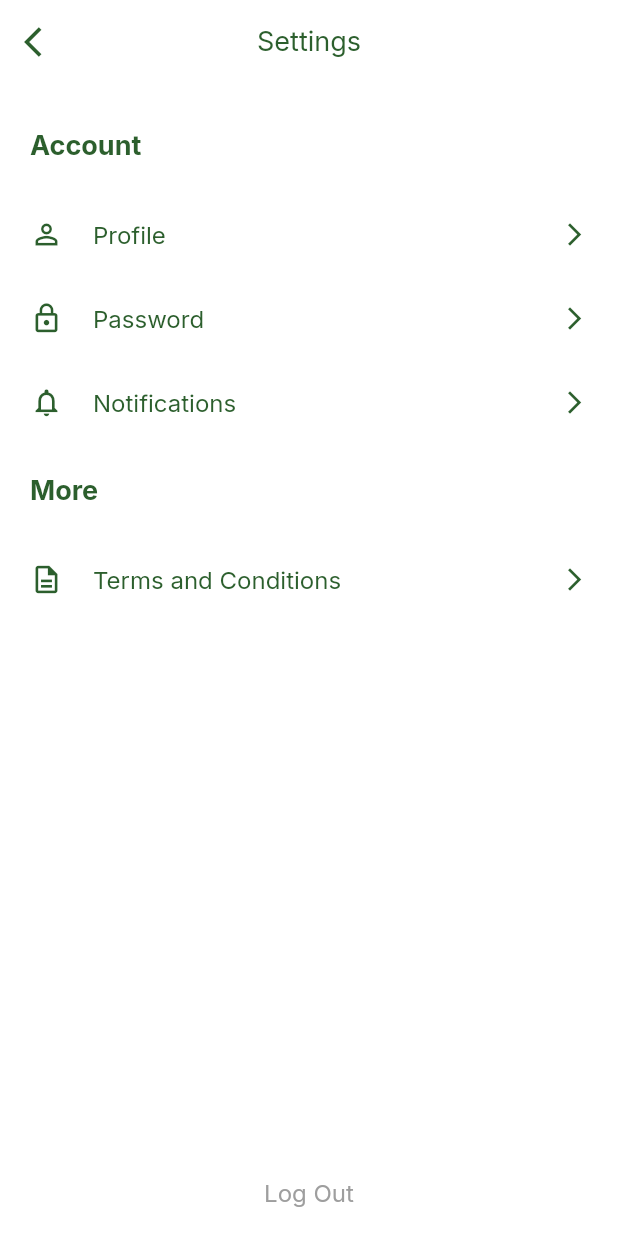
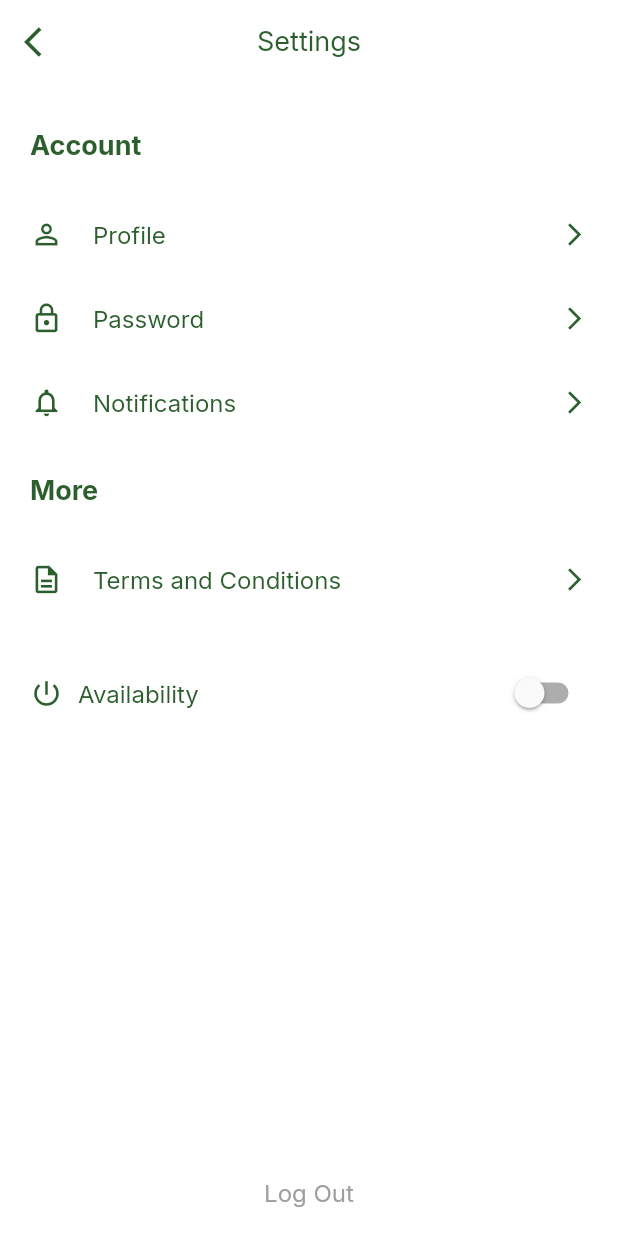
Before and after one commit to Williamtobs/find_logistics, a Flutter app: the Home screen opened directly, after a tap on "Setting", on a phone screen of 412 x 824 dp. Run offline on Flutter 3.47's test engine with Material 2 defaults, Android fonts, the phone set to English and light mode, and no system bars; our stand-ins replace dio, flutter_riverpod, flutter_spinkit, flutter_svg, google_fonts, google_maps_flutter and 5 more; missing offline and left inert: animated_snack_bar, flutter_google_places, flutter_polyline_points, google_api_headers, google_maps_webservice, location_geocoder and 1 more; accounts and stored records are empty; network calls fail; project files that could hold a hidden picture were left out.

Commit message:
ui fixes and setting updated

```diff
--- a/lib/src/screens/home/screens/settings/screens/profile/profile_viewmodel.dart
+++ b/lib/src/screens/home/screens/settings/screens/profile/profile_viewmodel.dart
@@ -5,6 +5,8 @@ import 'package:find_logistic/src/screens/widgets/snack_bars.dart';
 import 'package:find_logistic/src/utils/app_riverpod.dart';
 import 'package:flutter/material.dart';
 import 'package:riverpod/riverpod.dart';
+// ignore: depend_on_referenced_packages
+import 'package:google_maps_webservice/places.dart' as places;
 
 class ProfileViewModel extends StateNotifier<ProfileState> {
   ProfileViewModel(this.network, this.ref)
@@ -12,6 +14,8 @@ class ProfileViewModel extends StateNotifier<ProfileState> {
 
   final Network network;
   final Ref ref;
+
+  places.PlaceDetails? placesDetailsResponse;
 
   updateProfile({required BuildContext context, required var formData}) async {
     try {
@@ -22,6 +26,7 @@ class ProfileViewModel extends StateNotifier<ProfileState> {
       if (response.statusCode == 200) {
         BottomSnack.successSnackBar(message: body['message'], context: context);
         ref.read(dashboardProvider.notifier).getProfile(context: context);
+        state = state.copyWith(isLoading: false);
         if (!mounted) return;
         Navigator.pushAndRemoveUntil(
             context,
--- a/lib/src/screens/home/screens/settings/setting.dart
+++ b/lib/src/screens/home/screens/settings/setting.dart
@@ -7,11 +7,18 @@ import 'package:flutter/material.dart';
 import 'package:flutter_riverpod/flutter_riverpod.dart';
 import 'package:google_fonts/google_fonts.dart';
 
-class Setting extends ConsumerWidget {
+class Setting extends ConsumerStatefulWidget {
   const Setting({super.key});
 
   @override
-  Widget build(BuildContext context, WidgetRef ref) {
+  ConsumerState<Setting> createState() => _SettingState();
+}
+
+class _SettingState extends ConsumerState<Setting> {
+  bool isSwitched = false;
+
+  @override
+  Widget build(BuildContext context) {
     return BaseScreen(
       title: 'Settings',
       child: Padding(
@@ -82,6 +89,44 @@ class Setting extends ConsumerWidget {
                     icon: Icons.description_outlined,
                     title: 'Terms and Conditions',
                   ),
+                  const SizedBox(height: 20),
+                  Container(
+                    width: MediaQuery.of(context).size.width,
+                    height: 56,
+                    color: whiteColor,
+                    child: Row(
+                      children: [
+                        Icon(
+                          Icons.power_settings_new,
+                          size: 22,
+                          color: primaryColor,
+                        ),
+                        const SizedBox(
+                          width: 10,
+                        ),
+                        Text(
+                          'Availability',
+                          style: GoogleFonts.inter(
+                            fontSize: 16,
+                            fontWeight: FontWeight.w400,
+                            color: primaryColor,
+                          ),
+                        ),
+                        const Spacer(),
+                        Switch(
+                          value: isSwitched,
+                          onChanged: (value) {
+                            setState(() {
+                              isSwitched = value;
+                              print(isSwitched);
+                            });
+                          },
+                          activeTrackColor: Colors.lightGreenAccent,
+                          activeColor: primaryColor,
+                        ),
+                      ],
+                    ),
+                  )
                 ],
               ),
             ),
```
Also changed, not shown: lib/src/screens/home/screens/settings/screens/profile/profile_sreecn.dart (+76 -4 lines).
